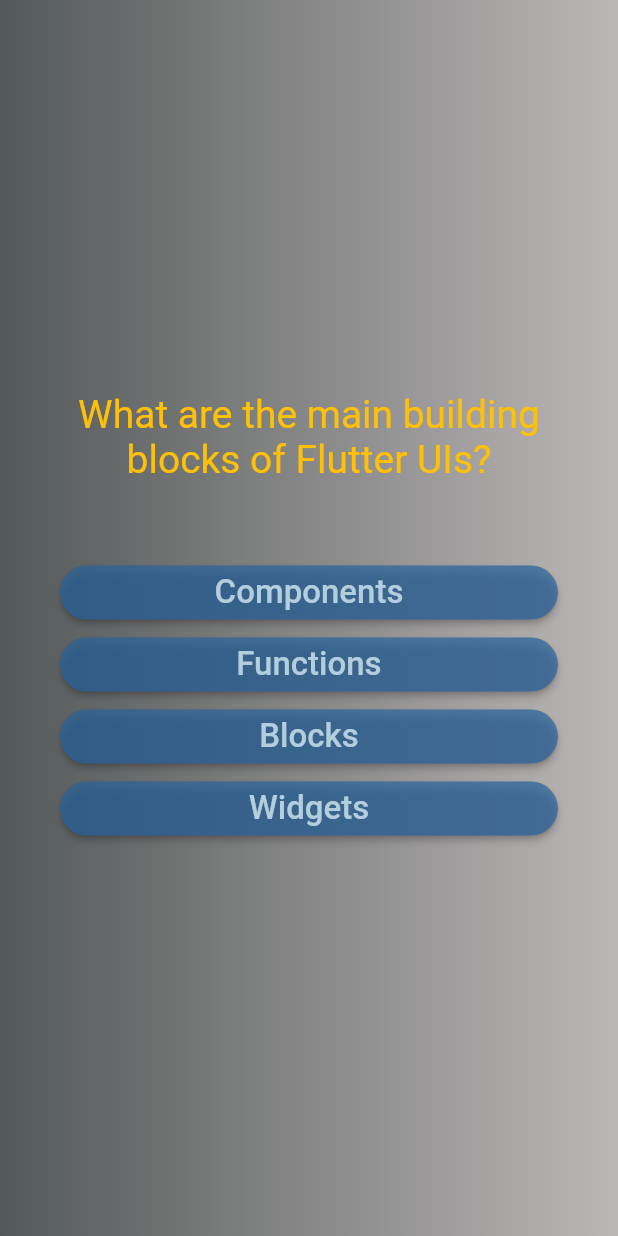
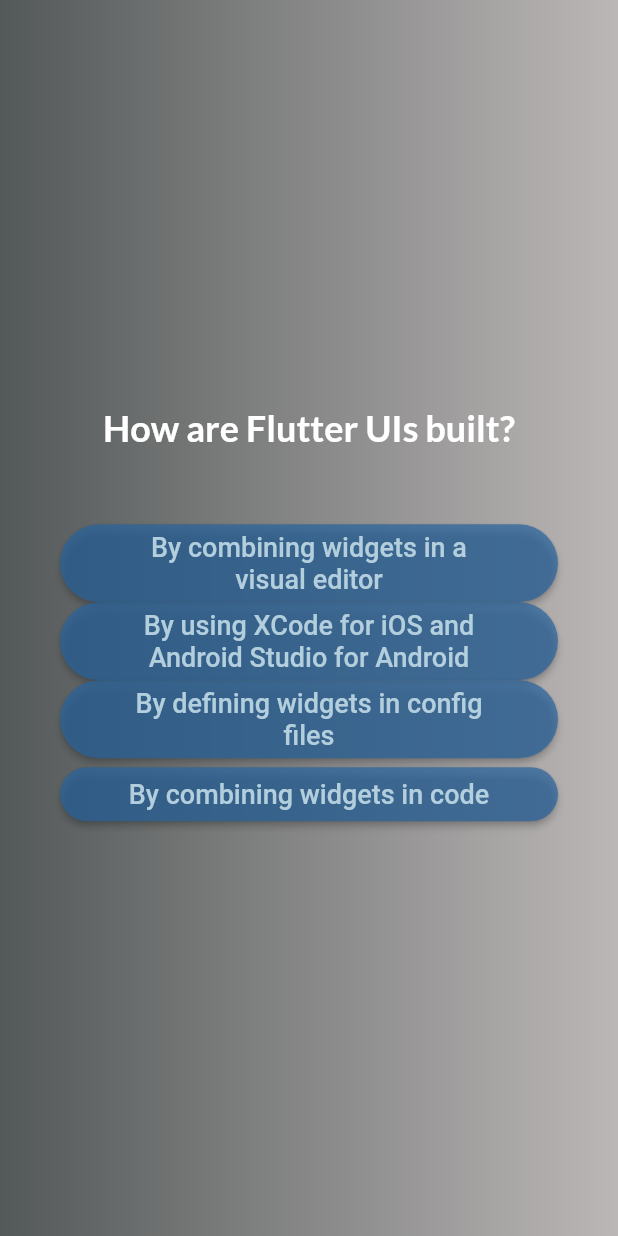
Before and after one commit to MohamedHashim/quiz_flutter_app, a Flutter app: the screen it shows after launch, after a tap on "Start Quiz", after a tap on "Components", on a phone screen of 412 x 824 dp. Run offline on Flutter 3.47's test engine with Material 2 defaults, Android fonts, the phone set to English and light mode, and no system bars; our stand-ins replace google_fonts.

Commit message:
Passing data  via function across widgets

```diff
--- a/lib/answer_button.dart
+++ b/lib/answer_button.dart
@@ -1,14 +1,14 @@
 import 'package:flutter/material.dart';
 
 class AnswerButton extends StatelessWidget {
-  const AnswerButton(this.answer, this.onClick, {super.key});
+  AnswerButton(this.answer, this.onClick, {super.key});
   final String answer;
-  final void Function() onClick;
+  void Function() onClick;
 
   @override
   Widget build(BuildContext context) {
     return ElevatedButton(
-      onPressed: () => onClick,
+      onPressed: onClick,
       style: ElevatedButton.styleFrom(
         shape: const RoundedRectangleBorder(
           borderRadius: BorderRadius.all(
@@ -21,7 +21,8 @@ class AnswerButton extends StatelessWidget {
       ),
       child: Text(
         answer,
-        style: const TextStyle(fontSize: 22),
+        textAlign: TextAlign.center,
+        style: const TextStyle(fontSize: 18),
       ),
     );
   }
--- a/lib/questions_screen.dart
+++ b/lib/questions_screen.dart
@@ -1,11 +1,11 @@
-import 'dart:ffi';
-
 import 'package:flutter/material.dart';
+import 'package:google_fonts/google_fonts.dart';
 import 'package:quiz_flutter_app/answer_button.dart';
 import 'package:quiz_flutter_app/data/questions.dart';
 
 class QuestionsScreen extends StatefulWidget {
-  const QuestionsScreen({super.key});
+  const QuestionsScreen(this.onSelectedAnswer, {super.key});
+  final void Function(String answer) onSelectedAnswer;
 
   @override
   State<QuestionsScreen> createState() {
@@ -14,10 +14,19 @@ class QuestionsScreen extends StatefulWidget {
 }
 
 class _QuestionsScreenState extends State<QuestionsScreen> {
-  var currentAnswers = questions[0].getShuffledAnswers();
+  var currentQuestionIdx = 0;
+
+  void nextQuestion(String answer) {
+    widget.onSelectedAnswer(answer);
+    setState(() {
+      currentQuestionIdx++;
+    });
+  }
+
   @override
   Widget build(context) {
-    setState(() {});
+    final currentAnswers = questions[currentQuestionIdx];
+
     return Container(
       margin: const EdgeInsets.all(40),
       child: SizedBox(
@@ -27,17 +36,23 @@ class _QuestionsScreenState extends State<QuestionsScreen> {
             crossAxisAlignment: CrossAxisAlignment.stretch,
             children: [
               Text(
-                questions[0].question,
-                style: const TextStyle(
-                  fontSize: 26,
-                  color: Colors.amber,
-                ),
+                questions[currentQuestionIdx].question,
+                style: GoogleFonts.lato(
+                    color: Colors.white,
+                    fontSize: 24,
+                    fontWeight: FontWeight.bold),
                 textAlign: TextAlign.center,
               ),
               const SizedBox(
                 height: 50,
               ),
-              ...currentAnswers.map((answer) => AnswerButton(answer, () {})),
+              ...currentAnswers.getShuffledAnswers().map(
+                (answer) {
+                  return AnswerButton(answer, () {
+                    nextQuestion(answer);
+                  });
+                },
+              )
             ]),
       ),
     );
--- a/lib/quiz.dart
+++ b/lib/quiz.dart
@@ -1,4 +1,5 @@
 import 'package:flutter/material.dart';
+import 'package:quiz_flutter_app/data/questions.dart';
 import 'package:quiz_flutter_app/questions_screen.dart';
 import 'package:quiz_flutter_app/start_screen.dart';
 
@@ -13,11 +14,28 @@ class Quiz extends StatefulWidget {
 
 class _QuizState extends State<Quiz> {
   var activeScreen = 'start-screen';
+  List<String> selectedAnswers = [];
 
   void navigateToQuestionsScreen() {
     setState(() {
       activeScreen = 'questions-screen';
     });
+  }
+
+  void navigateToResultScreen() {
+    setState(() {
+      activeScreen = 'result-screen';
+    });
+  }
+
+  void chooseAnswer(String answer) {
+    selectedAnswers.add(answer);
+    if (selectedAnswers.length == questions.length) {
+      setState(() {
+        selectedAnswers = [];
+        activeScreen = 'start-screen';
+      });
+    }
   }
 
   @override
@@ -33,7 +51,7 @@ class _QuizState extends State<Quiz> {
             ),
             child: activeScreen == 'start-screen'
                 ? StartScreen(navigateToQuestionsScreen)
-                : const QuestionsScreen()),
+                : QuestionsScreen(chooseAnswer)),
       ),
     );
   }
--- a/lib/start_screen.dart
+++ b/lib/start_screen.dart
@@ -1,4 +1,5 @@
 import 'package:flutter/material.dart';
+import 'package:google_fonts/google_fonts.dart';
 
 class StartScreen extends StatelessWidget {
   const StartScreen(this.navigateToQuestionsScreen, {super.key});
@@ -20,9 +21,9 @@ class StartScreen extends StatelessWidget {
           const SizedBox(
             height: 40,
           ),
-          const Text(
+          Text(
             "Learn flutter the fun way!",
-            style: TextStyle(fontSize: 20, color: Colors.white),
+            style: GoogleFonts.lato(color: Colors.white, fontSize: 24),
           ),
           const SizedBox(
             height: 40,
--- a/pubspec.yaml
+++ b/pubspec.yaml
@@ -35,6 +35,7 @@ dependencies:
   # The following adds the Cupertino Icons font to your application.
   # Use with the CupertinoIcons class for iOS style icons.
   cupertino_icons: ^1.0.2
+  google_fonts: ^5.1.0
 
 dev_dependencies:
   flutter_test:
```
Also changed, not shown: pubspec.lock, 10 other files.
